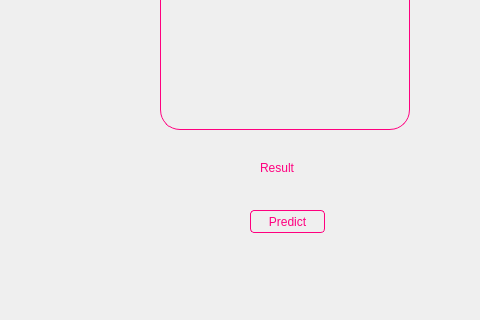
First picture: the form in basic.ui, repository tamojit2000/Drug-Gui, before the edit; both pictures show x 320 to 800 and y 180 to 500 of the 800 by 500 pixel window.
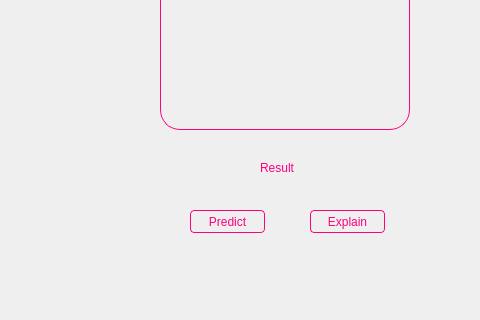
Second picture: the form after the edit. Icons and pictures are not drawn.

The edit to the form file:
```diff
--- a/basic.ui
+++ b/basic.ui
@@ -127,7 +127,7 @@
    <widget class="QPushButton" name="pushButton_2">
     <property name="geometry">
      <rect>
-      <x>570</x>
+      <x>510</x>
       <y>390</y>
       <width>75</width>
       <height>23</height>
@@ -203,6 +203,24 @@
      <string>Result</string>
     </property>
    </widget>
+   <widget class="QPushButton" name="pushButton_4">
+    <property name="geometry">
+     <rect>
+      <x>630</x>
+      <y>390</y>
+      <width>75</width>
+      <height>23</height>
+     </rect>
+    </property>
+    <property name="styleSheet">
+     <string notr="true">border: 1px solid rgb(255, 0, 127);
+border-radius: 4;
+color: rgb(255, 0, 127);</string>
+    </property>
+    <property name="text">
+     <string>Explain</string>
+    </property>
+   </widget>
   </widget>
  </widget>
  <resources/>
```
